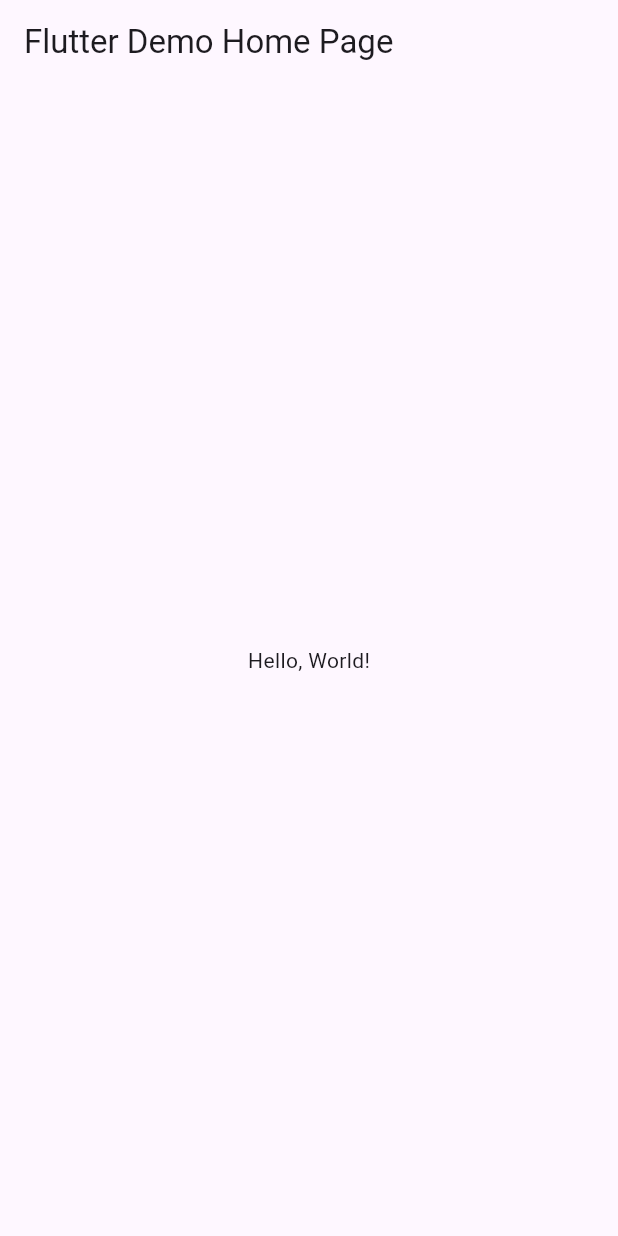
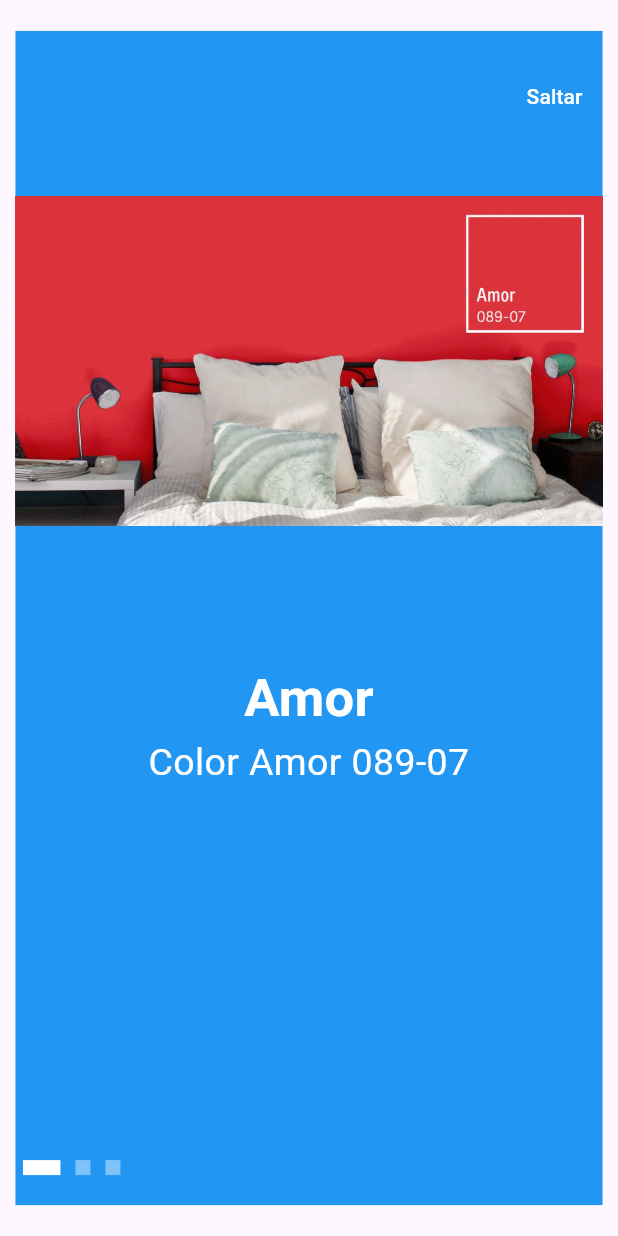
Before and after one commit to JesusRafaelCanoFlores5A/UIIAct6V2_Cano0440, a Flutter app: the screen it shows after launch, on a phone screen of 412 x 824 dp. Run offline on Flutter 3.47's test engine with Material 3 defaults, Android fonts, the phone set to English and light mode, and no system bars.

Commit message:
Updating1

```diff
--- a/analysis_options.yaml
+++ b/analysis_options.yaml
@@ -23,6 +23,7 @@ linter:
   rules:
     # avoid_print: false  # Uncomment to disable the `avoid_print` rule
     # prefer_single_quotes: true  # Uncomment to enable the `prefer_single_quotes` rule
+    prefer_const_constructors: false
 
 # Additional information about this file can be found at
 # https://dart.dev/guides/language/analysis-options
--- /dev/null
+++ b/lib/data/product_data.dart
@@ -0,0 +1,16 @@
+import 'package:canoSplash/models/product_model.dart';
+
+List<ProductModel> products = [
+  ProductModel(
+      img: "assets/images/Amor.jpg",
+      title: "Amor",
+      description: "Color Amor 089-07"),
+  ProductModel(
+      img: "assets/images/Beso.jpg",
+      title: "Beso",
+      description: "Color Beso 094-05"),
+  ProductModel(
+      img: "assets/images/Descanso.jpg",
+      title: "Descanso",
+      description: "Color Descanso 205-05"),
+];
--- a/lib/main.dart
+++ b/lib/main.dart
@@ -1,43 +1,18 @@
 import 'package:flutter/material.dart';
+import 'package:canoSplash/screens/splash_screen.dart';
 
-void main() => runApp(MyApp());
+void main(List<String> args) {
+  runApp(MyApp());
+}
 
 class MyApp extends StatelessWidget {
-  const MyApp({super.key});
-  // This widget is the root of your application.
+  const MyApp({Key? key}) : super(key: key);
+
   @override
   Widget build(BuildContext context) {
     return MaterialApp(
-      // Application name
-      title: 'Flutter Hello World',
-      // Application theme data, you can set the colors for the application as
-      // you want
-      theme: ThemeData(
-        // useMaterial3: false,
-        primarySwatch: Colors.blue,
-      ),
-      // A widget which will be started on application startup
-      home: MyHomePage(title: 'Flutter Demo Home Page'),
+      debugShowCheckedModeBanner: false,
+      home: SplashScreen(),
     );
   }
 }
-
-class MyHomePage extends StatelessWidget {
-  final String title;
-  const MyHomePage({super.key, required this.title});
-
-  @override
-  Widget build(BuildContext context) {
-    return Scaffold(
-      appBar: AppBar(
-        // The title text which will be shown on the action bar
-        title: Text(title),
-      ),
-      body: Center(
-        child: Text(
-          'Hello, World!',
-        ),
-      ),
-    );
-  }
-}
--- /dev/null
+++ b/lib/models/product_model.dart
@@ -0,0 +1,8 @@
+class ProductModel {
+  final String img;
+  final String title;
+  final String description;
+
+  ProductModel(
+      {required this.img, required this.title, required this.description});
+}
--- /dev/null
+++ b/lib/screens/auth_screen.dart
@@ -0,0 +1,14 @@
+import 'package:flutter/material.dart';
+
+class AuthScreen extends StatelessWidget {
+  const AuthScreen({Key? key}) : super(key: key);
+
+  @override
+  Widget build(BuildContext context) {
+    return Scaffold(
+      appBar: AppBar(
+        title: Text("Comex Cano 0440"),
+      ),
+    );
+  }
+}
--- /dev/null
+++ b/lib/screens/splash_screen.dart
@@ -0,0 +1,116 @@
+import 'package:canoSplash/data/product_data.dart';
+import 'package:flutter/material.dart';
+import 'package:canoSplash/screens/auth_screen.dart';
+
+class SplashScreen extends StatefulWidget {
+  const SplashScreen({Key? key}) : super(key: key);
+
+  @override
+  State<SplashScreen> createState() => _SplashScreenState();
+}
+
+class _SplashScreenState extends State<SplashScreen> {
+  int currentPage = 0;
+  @override
+  Widget build(BuildContext context) {
+    var width = MediaQuery.of(context).size.width;
+    var height = MediaQuery.of(context).size.height;
+    return Scaffold(
+      body: SafeArea(
+        child: Center(
+          child: Container(
+              height: height * 0.95,
+              width: width * 0.95,
+              color: Colors.blue,
+              child: Padding(
+                padding: const EdgeInsets.symmetric(vertical: 20),
+                child: Column(
+                  children: [
+                    Expanded(
+                        child: PageView.builder(
+                            onPageChanged: (page) {
+                              setState(() {
+                                currentPage = page;
+                              });
+                            },
+                            itemCount: 3,
+                            itemBuilder: (context, index) {
+                              return Column(
+                                children: [
+                                  Container(
+                                    alignment: Alignment.topRight,
+                                    height: 400,
+                                    width: 400,
+                                    decoration: BoxDecoration(
+                                      image: DecorationImage(
+                                        image: AssetImage(products[index].img),
+                                      ),
+                                    ),
+                                    child: TextButton(
+                                        onPressed: () {
+                                          Navigator.push(
+                                              context,
+                                              MaterialPageRoute(
+                                                  builder: (context) =>
+                                                      AuthScreen()));
+                                        },
+                                        child: Text(
+                                          "Saltar",
+                                          style: TextStyle(color: Colors.white),
+                                        )),
+                                  ),
+                                  Text(
+                                    products[index].title,
+                                    style: TextStyle(
+                                        fontSize: 35,
+                                        fontWeight: FontWeight.bold,
+                                        color: Colors.white),
+                                  ),
+                                  Text(
+                                    textAlign: TextAlign.center,
+                                    products[index].description,
+                                    style: TextStyle(
+                                        fontSize: 25, color: Colors.white),
+                                  )
+                                ],
+                              );
+                            })),
+                    SizedBox(
+                      height: 10,
+                      child: ListView.builder(
+                          scrollDirection: Axis.horizontal,
+                          itemCount: 3,
+                          itemBuilder: (context, index) {
+                            return Container(
+                              margin: EdgeInsets.symmetric(horizontal: 5),
+                              height: 10,
+                              width: currentPage == index ? 25 : 10,
+                              color: currentPage == index
+                                  ? Color(0xffffffff)
+                                  : Color(0x6bfcfeff),
+                            );
+                          }),
+                    ),
+                    Row(
+                      mainAxisAlignment: MainAxisAlignment.end,
+                      children: [
+                        currentPage == 2
+                            ? ElevatedButton(
+                                onPressed: () {
+                                  Navigator.push(
+                                      context,
+                                      MaterialPageRoute(
+                                          builder: (context) => AuthScreen()));
+                                },
+                                child: Icon(Icons.arrow_forward_ios))
+                            : Container(),
+                      ],
+                    )
+                  ],
+                ),
+              )),
+        ),
+      ),
+    );
+  }
+}
--- a/pubspec.yaml
+++ b/pubspec.yaml
@@ -17,9 +17,9 @@ dev_dependencies:
 
 flutter:
   uses-material-design: true
-  # assets:
-  #  - images/a_dot_burr.jpeg
-  #  - images/a_dot_ham.jpeg
+  assets:
+    - assets/images/
+
   # fonts:
   #   - family: Schyler
   #     fonts:
```
Also changed, not shown: assets/images/Amor.jpg (added), assets/images/Beso.jpg (added), assets/images/Descanso.jpg (added), assets/images/user.jpg (added), assets/images/welcome.png (added), assets/images/welcome.png.jpg (added), assets/images/welcome2.png (added), assets/images/welcome3.png (added).
